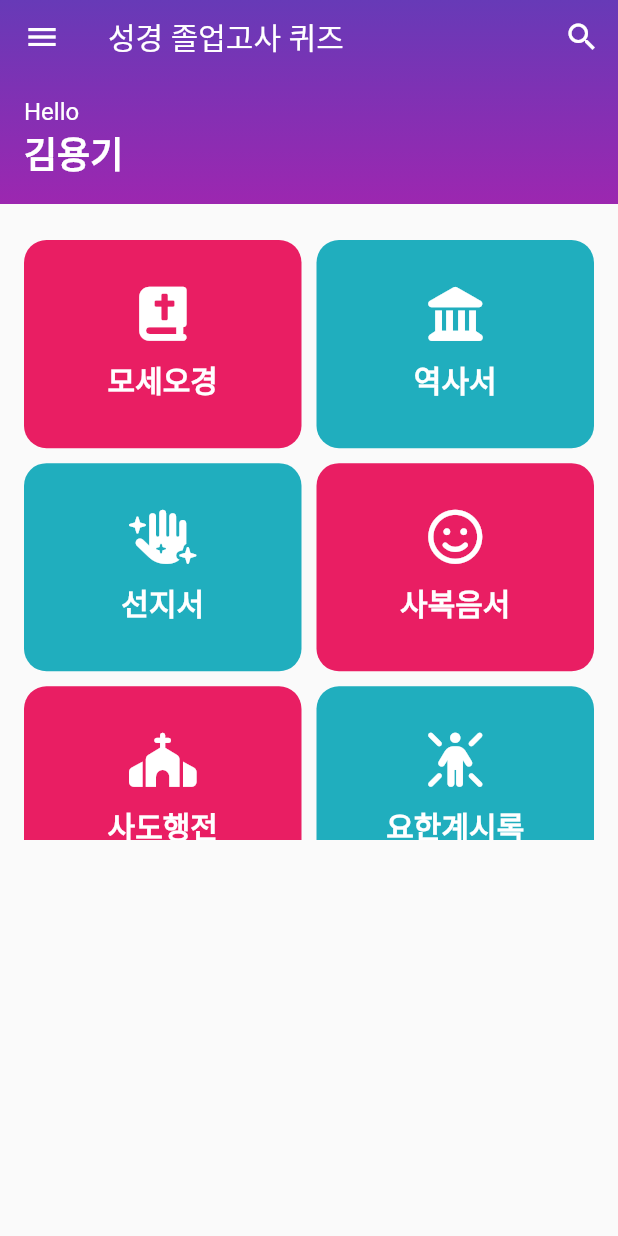
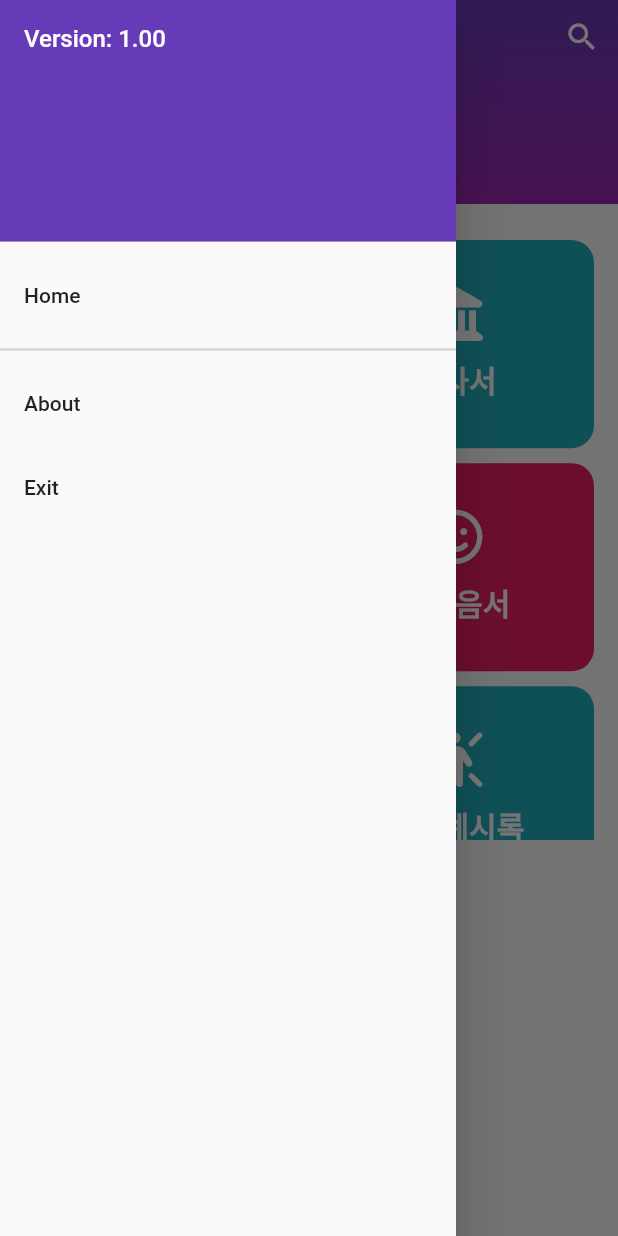
Before and after one commit to WithBible/withbible-mobile-app, a Flutter app: the screen it shows after launch, with the side drawer open (before the commit the screen has no drawer), on a phone screen of 412 x 824 dp. Run offline on Flutter 3.47's test engine with Material 2 defaults, Android fonts, the phone set to English and light mode, and no system bars; our stand-ins replace font_awesome_flutter.

Commit message:
:white_check_mark: Finish drawer UI

```diff
--- /dev/null
+++ b/lib/common/theme_helper.dart
@@ -0,0 +1,17 @@
+import 'package:flutter/material.dart';
+
+class ThemeHelper{
+  static Color primaryColor = const Color(0xff6758C0);
+  static Color accentColor = const Color(0xff20aebe);
+  static Color shadowColor = const Color(0xffa2a6af);
+
+  static ThemeData getThemeData(){
+    return ThemeData(
+      primarySwatch: Colors.deepPurple,
+      colorScheme: ColorScheme.light(
+        primary: primaryColor,
+        secondary: accentColor,
+      )
+    );
+  }
+}
--- a/lib/main.dart
+++ b/lib/main.dart
@@ -1,6 +1,5 @@
 import 'package:flutter/material.dart';
-import 'package:withbible_app/data/categories.dart';
-import 'package:withbible_app/page/category_page.dart';
+import 'package:withbible_app/common/theme_helper.dart';
 import 'package:withbible_app/page/home_page.dart';
 
 void main() {
@@ -15,8 +14,8 @@ class MyApp extends StatelessWidget {
   Widget build(BuildContext context) {
     return MaterialApp(
       title: '위드바이블',
-      theme: ThemeData(primarySwatch: Colors.deepPurple),
-      home: HomePage(),
+      theme: ThemeHelper.getThemeData(),
+      home: const HomePage(),
     );
   }
 }
--- a/lib/page/home_page.dart
+++ b/lib/page/home_page.dart
@@ -1,14 +1,19 @@
+import 'dart:io';
+
 import 'package:flutter/material.dart';
+import 'package:flutter/services.dart';
+import 'package:withbible_app/common/alert_util.dart';
 import 'package:withbible_app/data/categories.dart';
 import 'package:withbible_app/data/user.dart';
 import 'package:withbible_app/widget/category_header_widget.dart';
 
 class HomePage extends StatelessWidget {
+  const HomePage({Key? key}) : super(key: key);
+
   @override
   Widget build(BuildContext context) {
     return Scaffold(
         appBar: AppBar(
-          leading: const Icon(Icons.menu),
           elevation: 0,
           title: const Text('성경 졸업고사 퀴즈'),
           bottom: PreferredSize(
@@ -31,6 +36,7 @@ class HomePage extends StatelessWidget {
             SizedBox(width: 12),
           ],
         ),
+        drawer: navigationDrawer(context),
         body: ListView(
           physics: const BouncingScrollPhysics(),
           padding: const EdgeInsets.all(16),
@@ -77,4 +83,53 @@ class HomePage extends StatelessWidget {
       ),
     );
   }
+
+  Drawer navigationDrawer(BuildContext context){
+    return Drawer(
+      child: ListView(
+        padding: EdgeInsets.zero,
+        children: [
+          DrawerHeader(
+            decoration: const BoxDecoration(
+              color: Colors.deepPurple
+            ),
+            child: Column(
+              crossAxisAlignment: CrossAxisAlignment.start,
+              children: const [
+                Text(
+                  "Version: 1.00",
+                  style: TextStyle(color: Colors.white, fontSize: 16),
+                ),
+              ],
+            ),
+          ),
+          ListTile(
+            title: const Text('Home'),
+            onTap: () {
+              Navigator.pop(context);
+            }
+          ),
+          const Divider(
+            thickness: 2,
+          ),
+          ListTile(
+            title: const Text('About'),
+            onTap: (){
+              AlertUtil.showAlert(context, "About us", "More at ...");
+            }
+          ),
+          ListTile(
+            title: const Text('Exit'),
+            onTap: (){
+              if(Platform.isAndroid){
+                SystemNavigator.pop();
+              }else if(Platform.isIOS){
+                exit(0);
+              }
+            }
+          )
+        ],
+      )
+    );
+  }
 }
```
Also changed, not shown: lib/common/alert_util.dart (added, +24 -0 lines), lib/common/route_generator.dart (added, +11 -0 lines).
